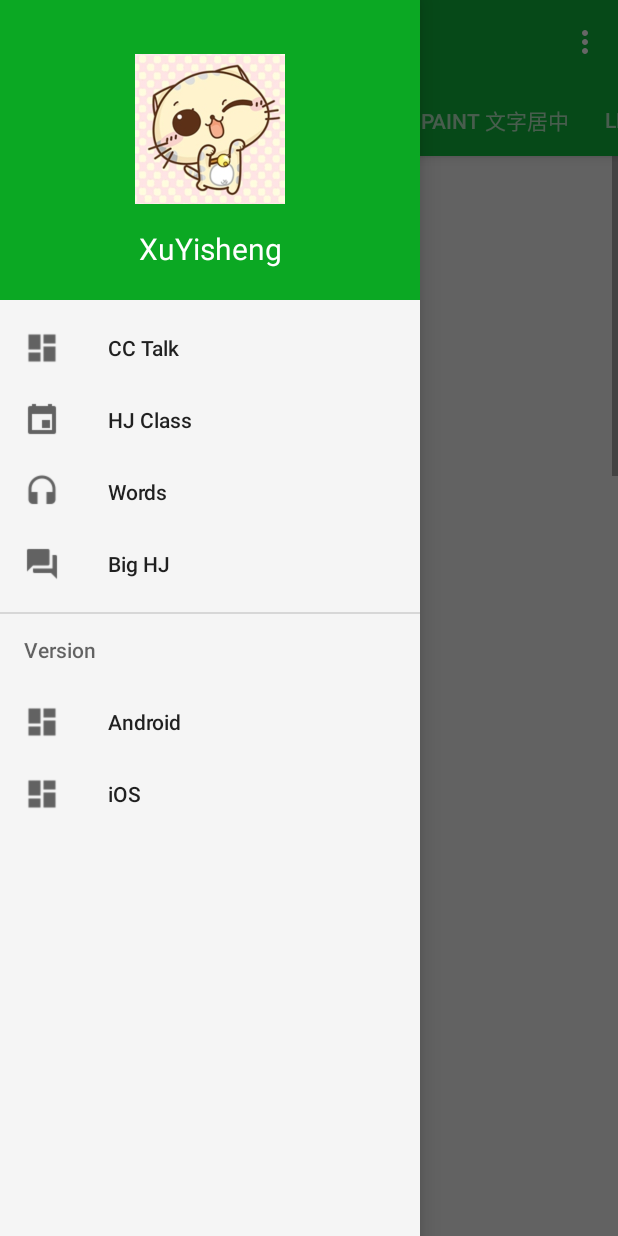
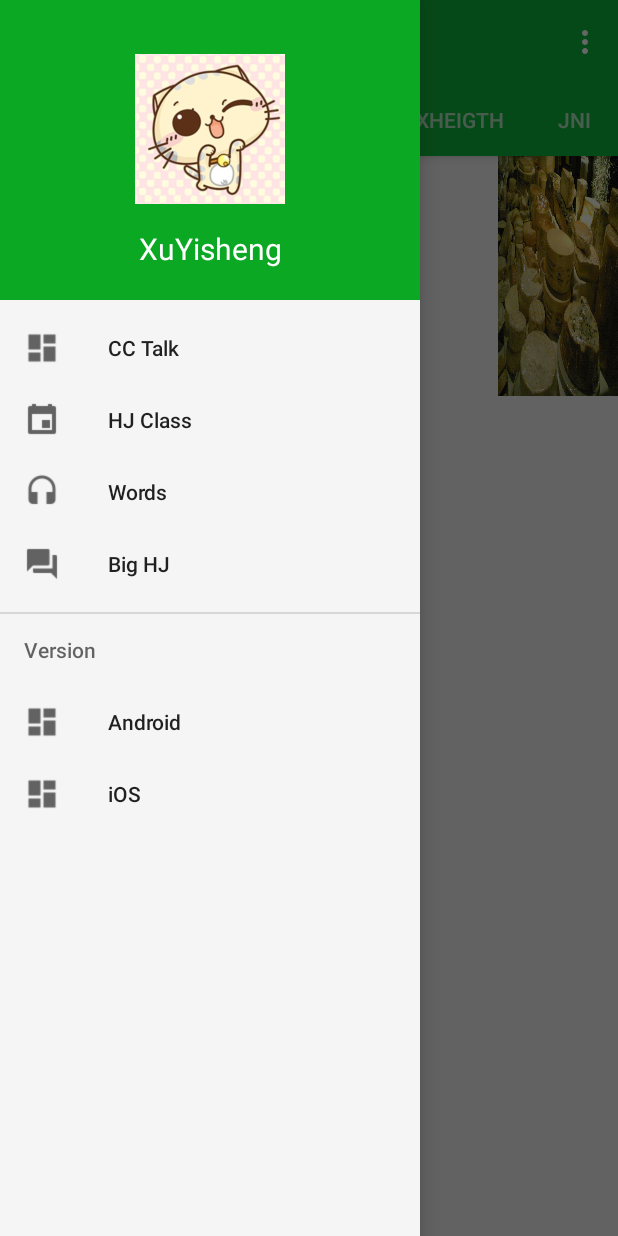
Before and after one commit to longjiang-dragon/learn_demo, an Android app: the screen it shows after launch (MainActivity), with the side drawer open, on a phone screen of 412 x 824 dp. Run offline under Robolectric (Android 15) with nearby library versions, the light colour scheme and no system bars; our stand-ins replace ButterKnife; 2 statements that could not run were skipped.

Commit message:
[ADD]  添加约束布局

```diff
--- a/app/src/main/AndroidManifest.xml
+++ b/app/src/main/AndroidManifest.xml
@@ -33,7 +33,8 @@
         <activity
             android:name="com.hujiang.mytest.MainTwoActivity"
             android:launchMode="singleTask"
-            android:taskAffinity="com.hujiang.mytest.MainTwoActivity"/>
+            android:taskAffinity="com.hujiang.mytest.MainTwoActivity"
+            android:theme="@style/Main.Two.Theme"/>
 
         <service
             android:name=".MessengerService"
@@ -45,6 +46,8 @@
             </intent-filter>
         </service>
 
+        <activity android:name="com.hujiang.mytest.BigImageActivity"/>
+
     </application>
 
 </manifest>
--- a/app/src/main/java/com/hujiang/mytest/MainActivity.java
+++ b/app/src/main/java/com/hujiang/mytest/MainActivity.java
@@ -15,6 +15,7 @@ import android.view.Menu;
 import android.view.MenuItem;
 
 import com.hujiang.mytest.fragment.AfterFollowFragment;
+import com.hujiang.mytest.fragment.ConstraintTestFragment;
 import com.hujiang.mytest.fragment.CustomDrawableFragment;
 import com.hujiang.mytest.fragment.CustomViewDrawTextBaseLineFragment;
 import com.hujiang.mytest.fragment.HandlerLearnFragment;
@@ -64,6 +65,8 @@ public class MainActivity extends AppCompatActivity {
 
 
     private void initFragment() {
+        mFragments.put("constraint_test", new ConstraintTestFragment());
+
         mFragments.put("recyclerViewFixHeigth", new FixHeightRecyclerViewFragment());
         mFragments.put("jni", new JNIFragment());
         mFragments.put("Paint 文字居中", new CustomViewDrawTextBaseLineFragment());
--- /dev/null
+++ b/app/src/main/java/com/hujiang/mytest/fragment/ConstraintTestFragment.java
@@ -0,0 +1,28 @@
+package com.hujiang.mytest.fragment;
+
+import android.os.Bundle;
+import android.support.annotation.Nullable;
+import android.support.v4.app.Fragment;
+import android.view.LayoutInflater;
+import android.view.View;
+import android.view.ViewGroup;
+
+import com.hujiang.mytest.fragment.aidlFragment.R;
+
+import butterknife.ButterKnife;
+
+/**
+ * @author jianglong
+ * @version 3.4.3
+ * @desc
+ * @date 2017/10/31
+ */
+public class ConstraintTestFragment extends Fragment {
+    @Nullable
+    @Override
+    public View onCreateView(LayoutInflater inflater, ViewGroup container, Bundle savedInstanceState) {
+        View _view = inflater.inflate(R.layout.fragment_constraint_test, container, false);
+        ButterKnife.bind(this, _view);
+        return _view;
+    }
+}
--- a/app/src/main/res/layout/activity_two_main_layout.xml
+++ b/app/src/main/res/layout/activity_two_main_layout.xml
@@ -6,6 +6,6 @@
 
     <TextView
         android:layout_width="match_parent"
-        android:layout_height="wrap_content"
+        android:layout_height="match_parent"
         android:text="此页面单独显示在一个进程中\n            android:excludeFromRecents='true'可让此页面不出现在最近打开的页面当中"/>
 </LinearLayout>
--- /dev/null
+++ b/app/src/main/res/layout/fragment_constraint_test.xml
@@ -0,0 +1,62 @@
+<?xml version="1.0" encoding="utf-8"?>
+<android.support.constraint.ConstraintLayout
+    xmlns:android="http://schemas.android.com/apk/res/android"
+    xmlns:app="http://schemas.android.com/apk/res-auto"
+    android:layout_width="match_parent"
+    android:layout_height="match_parent">
+
+    <ImageView
+        android:id="@+id/iv"
+        android:layout_width="80dp"
+        android:layout_height="0dp"
+        android:scaleType="fitXY"
+        android:src="@drawable/cheese_3"
+        app:layout_constraintDimensionRatio="H,1:2"
+        app:layout_constraintRight_toRightOf="parent"/>
+
+    <TextView
+        android:id="@+id/tv1"
+        android:layout_width="wrap_content"
+        android:layout_height="wrap_content"
+        android:text="fjladsjflajdsfjalfjladsjflajdsfjalfjladsjflajdsfjalfjladsjflajdsfjalfjladsjflajdsfjal"
+        android:visibility="gone"
+        app:layout_constraintRight_toLeftOf="@+id/iv"/>
+
+    <TextView
+        android:id="@+id/tv2"
+        android:layout_width="wrap_content"
+        android:layout_height="wrap_content"
+        android:layout_marginLeft="100dp"
+        android:text="aaaaaaaaaaaaaaaaaa"
+        app:layout_constraintTop_toBottomOf="@+id/tv1"
+        app:layout_goneMarginTop="100dp"/>
+
+    <TextView
+        android:id="@+id/tv3"
+        android:layout_width="wrap_content"
+        android:layout_height="wrap_content"
+        android:text="不要居中显示"
+        app:layout_constraintHorizontal_bias="0.1"
+        app:layout_constraintLeft_toLeftOf="parent"
+        app:layout_constraintRight_toRightOf="parent"
+        app:layout_constraintTop_toBottomOf="@+id/iv"/>
+
+    <android.support.constraint.Guideline
+        android:id="@+id/guide_line"
+        android:layout_width="wrap_content"
+        android:layout_height="wrap_content"
+        android:orientation="horizontal"
+        app:layout_constraintGuide_begin="437dp"/>
+
+    <TextView
+        android:layout_width="wrap_content"
+        android:layout_height="wrap_content"
+        android:text="textView4"
+        app:layout_constraintBottom_toTopOf="@+id/guide_line"/>
+
+    <TextView
+        android:layout_width="wrap_content"
+        android:layout_height="wrap_content"
+        android:text="textView5"
+        app:layout_constraintTop_toBottomOf="@+id/guide_line"/>
+</android.support.constraint.ConstraintLayout>
--- a/app/src/main/res/values/styles.xml
+++ b/app/src/main/res/values/styles.xml
@@ -1,9 +1,11 @@
 <?xml version="1.0" encoding="utf-8"?>
 <resources>
 
-    <style name="Theme.DesignDemo" parent="Base.Theme.DesignDemo">
-    </style>
 
+
+    <style name="Theme.DesignDemo" parent="Base.Theme.DesignDemo"/>
+   <style name="Main.Two.Theme" parent="Theme.AppCompat.Light.Dialog">
+   </style>
     <style name="Base.Theme.DesignDemo" parent="Theme.AppCompat.Light.NoActionBar">
         <item name="colorPrimary">#0fb73d</item>
         <item name="colorPrimaryDark">#0ba823</item>
```
Also changed, not shown: app/src/main/java/com/hujiang/mytest/BigImageActivity.java (added, +35 -0 lines), app/src/main/java/com/hujiang/mytest/RecyclerViewAdapter.java (+16 -1 lines), app/src/main/res/layout/activity_big_image.xml (added, +7 -0 lines), app/src/main/res/layout/list_item_card_main.xml (+10 -10 lines).
